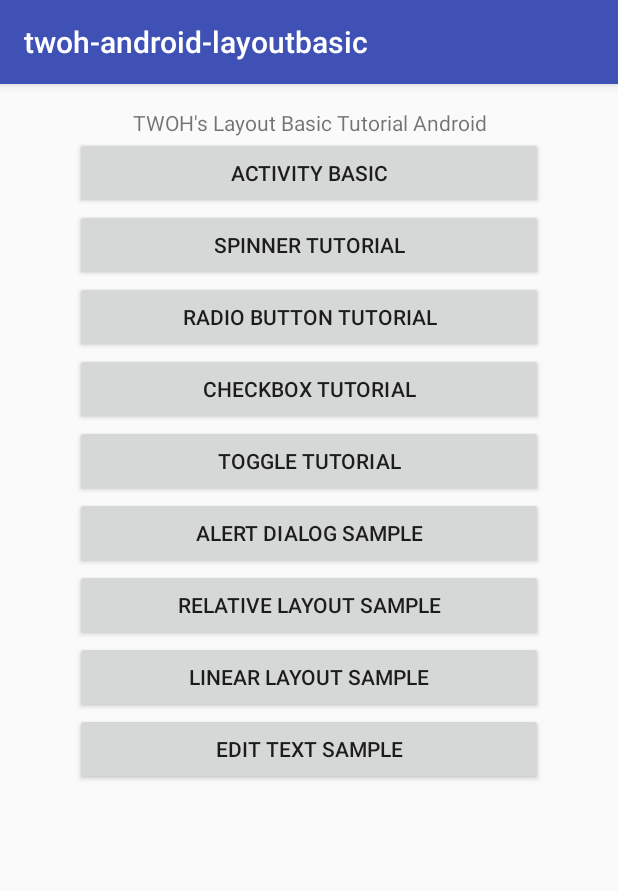
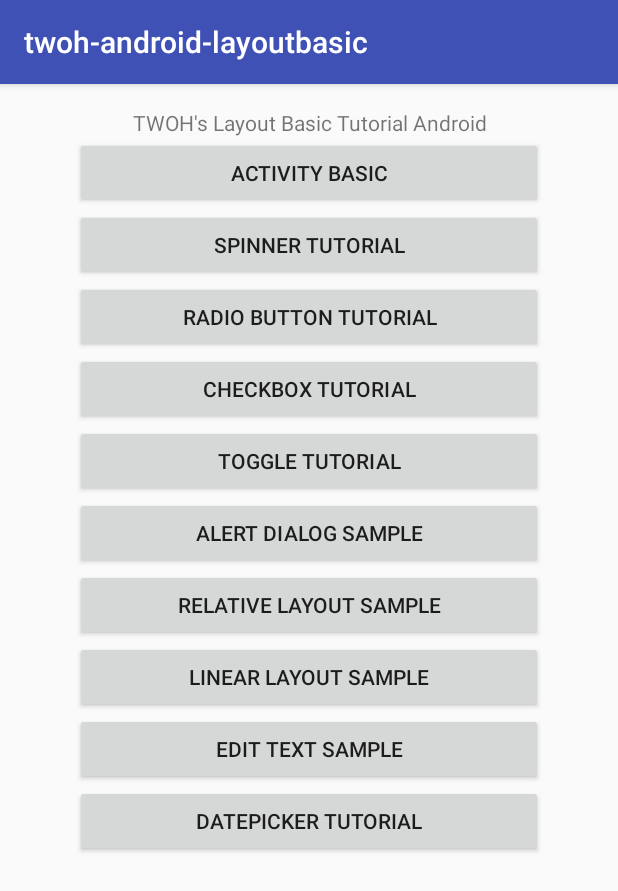
Before and after one commit to twoh/twoh-android-layout-basic, an Android app: the screen it shows after launch (MainActivity), on a phone screen of 412 x 824 dp. Shown: the top 891 px of the screen. Run offline under Robolectric (Android 15) with nearby library versions, the phone set to English and light mode, and no system bars.

Commit message:
init datepicker

```diff
--- a/src/main/AndroidManifest.xml
+++ b/src/main/AndroidManifest.xml
@@ -27,6 +27,7 @@
             android:theme="@style/AppThemeNoActionBar"
             android:name=".TWOHRelativeLayout"/>
         <activity android:name=".TWOHEditText"/>
+        <activity android:name=".TWOHDatePicker"/>
     </application>
 
 </manifest>
--- a/src/main/java/id/web/twoh/twoh_android_layoutbasic/MainActivity.java
+++ b/src/main/java/id/web/twoh/twoh_android_layoutbasic/MainActivity.java
@@ -84,5 +84,13 @@ public class MainActivity extends AppCompatActivity {
                 startActivity(new Intent(MainActivity.this, TWOHEditText.class));
             }
         });
+
+        Button btDatePicker = (Button) findViewById(R.id.bt_datepicker);
+        btDatePicker.setOnClickListener(new View.OnClickListener() {
+            @Override
+            public void onClick(View view) {
+                startActivity(new Intent(MainActivity.this, TWOHDatePicker.class));
+            }
+        });
     }
 }
--- a/src/main/java/id/web/twoh/twoh_android_layoutbasic/TWOHActivityConcept.java
+++ b/src/main/java/id/web/twoh/twoh_android_layoutbasic/TWOHActivityConcept.java
@@ -18,6 +18,7 @@ public class TWOHActivityConcept extends AppCompatActivity {
     @Override
     protected void onCreate(@Nullable Bundle savedInstanceState) {
         super.onCreate(savedInstanceState);
+
         setContentView(R.layout.activity_layout1);
         button = (Button) findViewById(R.id.button);
         button.setOnClickListener(new View.OnClickListener() {
--- a/src/main/res/layout/activity_main.xml
+++ b/src/main/res/layout/activity_main.xml
@@ -64,5 +64,10 @@
         android:text="Edit Text Sample"
         android:layout_width="match_parent"
         android:layout_height="wrap_content" />
+    <Button
+        android:id="@+id/bt_datepicker"
+        android:text="DatePicker Tutorial"
+        android:layout_width="match_parent"
+        android:layout_height="wrap_content" />
 
 </LinearLayout>
```
Also changed, not shown: src/main/java/id/web/twoh/twoh_android_layoutbasic/TWOHDatePicker.java (added, +31 -0 lines), src/main/res/layout/activity_datepicker.xml (added, +19 -0 lines).
